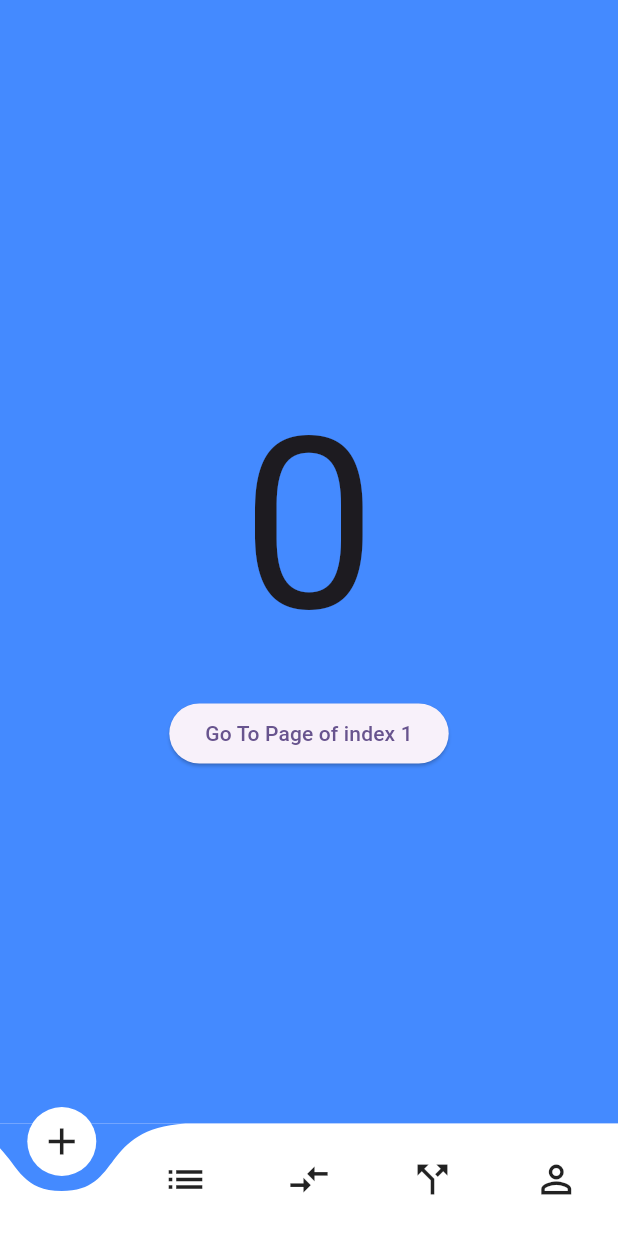
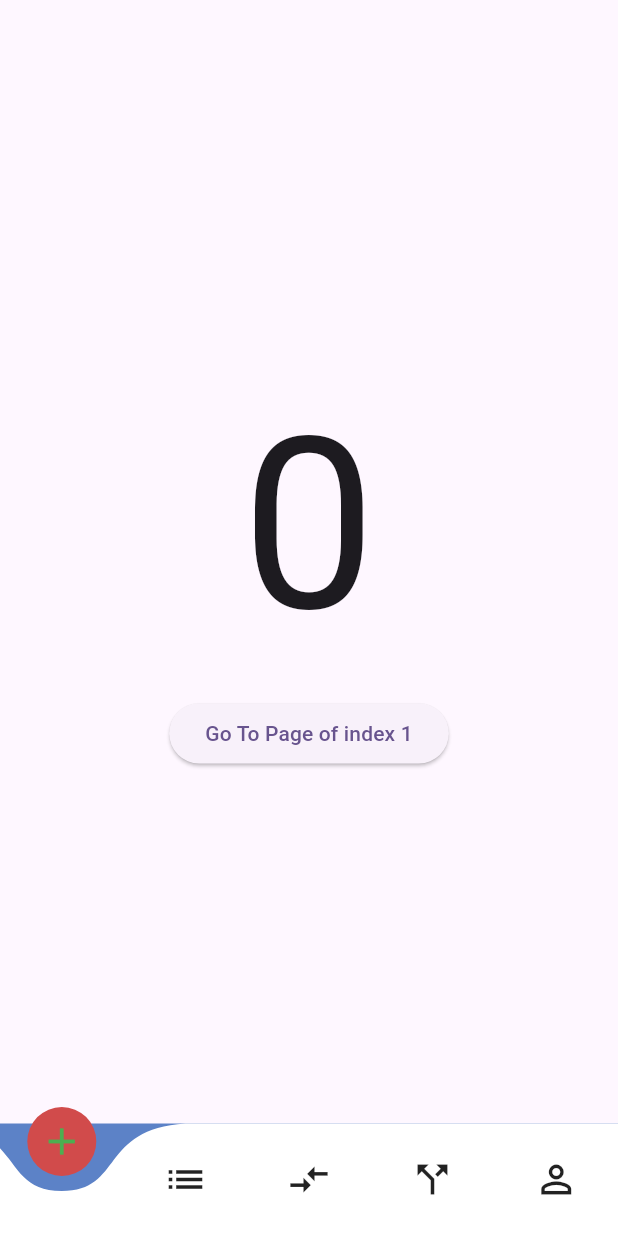
Before and after one commit to MuhammadYousufbhimla/FrirstApp, a Flutter app: the Curved screen opened directly, on a phone screen of 412 x 824 dp. Run offline on Flutter 3.47's test engine with Material 3 defaults, Android fonts, the light colour scheme and no system bars; drawn by our look-alikes of curved_navigation_bar; our stand-ins replace carousel_slider.

Commit message:
bottom navigation bar

```diff
--- a/lib/curved.dart
+++ b/lib/curved.dart
@@ -9,11 +9,13 @@ class Curved extends StatefulWidget {
   @override
   State<Curved> createState() => _CurvedState();
 }
-int _page = 0;
+//int _page = 0;
+
 GlobalKey<CurvedNavigationBarState> _bottomNavigationKey = GlobalKey();
+             //0        //1             //2      //3        // 4
 var pages = [Signup(),Signin(name: ''),Signup(),AboutPage(),Signup()];
 
-  int _selectedItem=0;
+
 class _CurvedState extends State<Curved> {
   @override
   Widget build(BuildContext context) {
@@ -21,38 +23,41 @@ class _CurvedState extends State<Curved> {
         bottomNavigationBar: CurvedNavigationBar(
           key: _bottomNavigationKey,
           index: 0,
-          items: <Widget>[
-            Icon(Icons.add, size: 30),
+          items:
+          [
+            Icon(Icons.add, size: 30,color: Colors.green,),
             Icon(Icons.list, size: 30),
             Icon(Icons.compare_arrows, size: 30),
             Icon(Icons.call_split, size: 30),
             Icon(Icons.perm_identity, size: 30),
+
           ],
           color: Colors.white,
-          buttonBackgroundColor: Colors.white,
-          backgroundColor: Colors.blueAccent,
-          animationCurve: Curves.easeInOut,
+          buttonBackgroundColor: const Color.fromARGB(255, 209, 75, 75),
+          backgroundColor: const Color.fromARGB(240, 82, 123, 196),
+          animationCurve: Curves.bounceIn,
           animationDuration: Duration(milliseconds: 600),
 
           onTap: (index) {
+            print(index);
             Navigator.push(context,
                 MaterialPageRoute(builder: (context) => pages[index]));
 
             // setState(() {
             //   _page = index;
-            // });
-
+            // });\
           },
-
           letIndexChange: (index) => true,
         ),
         body: Container(
-          color: Colors.blueAccent,
+        //  color: Colors.blueAccent,
           child: Center(
             child: Column(
               mainAxisAlignment: MainAxisAlignment.center,
-              children: <Widget>[
-                Text(_page.toString(), style: TextStyle(fontSize: 160)),
+              children: <Widget>
+              [
+                Text("0",style: TextStyle(fontSize: 160)),
+               // Text(_page.toString(), style: TextStyle(fontSize: 160)),
                 ElevatedButton(
                   child: Text('Go To Page of index 1'),
                   onPressed: () {
@@ -62,6 +67,7 @@ class _CurvedState extends State<Curved> {
                   },
                 )
               ],
+
             ),
           ),
         )
--- a/lib/main.dart
+++ b/lib/main.dart
@@ -24,7 +24,7 @@ class MyApp extends StatelessWidget {
         colorScheme: ColorScheme.fromSeed(seedColor: Colors.deepPurple),
         useMaterial3: true,
       ),
-      home:MyWidget()
+      home:Curved()
     );
   }
 }
```
